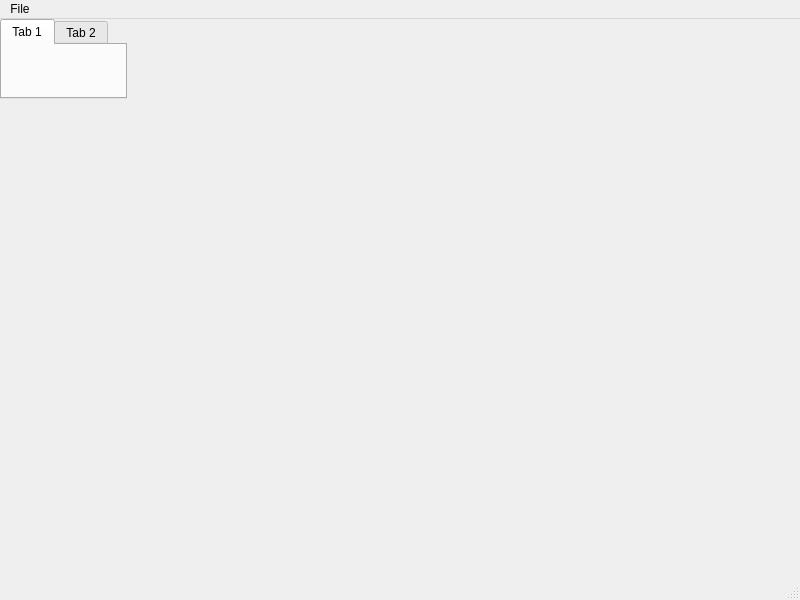
Qt form mapping-tools-qt/mainwindow.ui (iptq/mapping-tools) before a commit.
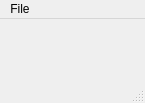
The same form after that commit.

Commit message: Rename the binary for the CLI

```diff
--- a/mapping-tools-qt/mainwindow.ui
+++ b/mapping-tools-qt/mainwindow.ui
@@ -6,50 +6,41 @@
    <rect>
     <x>0</x>
     <y>0</y>
-    <width>800</width>
-    <height>600</height>
+    <width>145</width>
+    <height>103</height>
    </rect>
   </property>
   <property name="windowTitle">
    <string>MainWindow</string>
   </property>
   <widget class="QWidget" name="centralwidget">
-   <widget class="QTabWidget" name="tabWidget">
-    <property name="geometry">
-     <rect>
-      <x>0</x>
-      <y>0</y>
-      <width>127</width>
-      <height>80</height>
-     </rect>
+   <layout class="QVBoxLayout" name="verticalLayout">
+    <property name="spacing">
+     <number>0</number>
     </property>
-    <property name="sizePolicy">
-     <sizepolicy hsizetype="Maximum" vsizetype="Maximum">
-      <horstretch>0</horstretch>
-      <verstretch>0</verstretch>
-     </sizepolicy>
+    <property name="sizeConstraint">
+     <enum>QLayout::SetMaximumSize</enum>
     </property>
-    <property name="autoFillBackground">
-     <bool>false</bool>
+    <property name="leftMargin">
+     <number>0</number>
     </property>
-    <widget class="QWidget" name="tab">
-     <attribute name="title">
-      <string>Tab 1</string>
-     </attribute>
-    </widget>
-    <widget class="QWidget" name="tab_2">
-     <attribute name="title">
-      <string>Tab 2</string>
-     </attribute>
-    </widget>
-   </widget>
+    <property name="topMargin">
+     <number>0</number>
+    </property>
+    <property name="rightMargin">
+     <number>0</number>
+    </property>
+    <property name="bottomMargin">
+     <number>0</number>
+    </property>
+   </layout>
   </widget>
   <widget class="QMenuBar" name="menubar">
    <property name="geometry">
     <rect>
      <x>0</x>
      <y>0</y>
-     <width>800</width>
+     <width>145</width>
      <height>18</height>
     </rect>
    </property>
```
Left out of the diff: 2 changed lines with no effect on the pictures. The commit also changes 2 other files.
